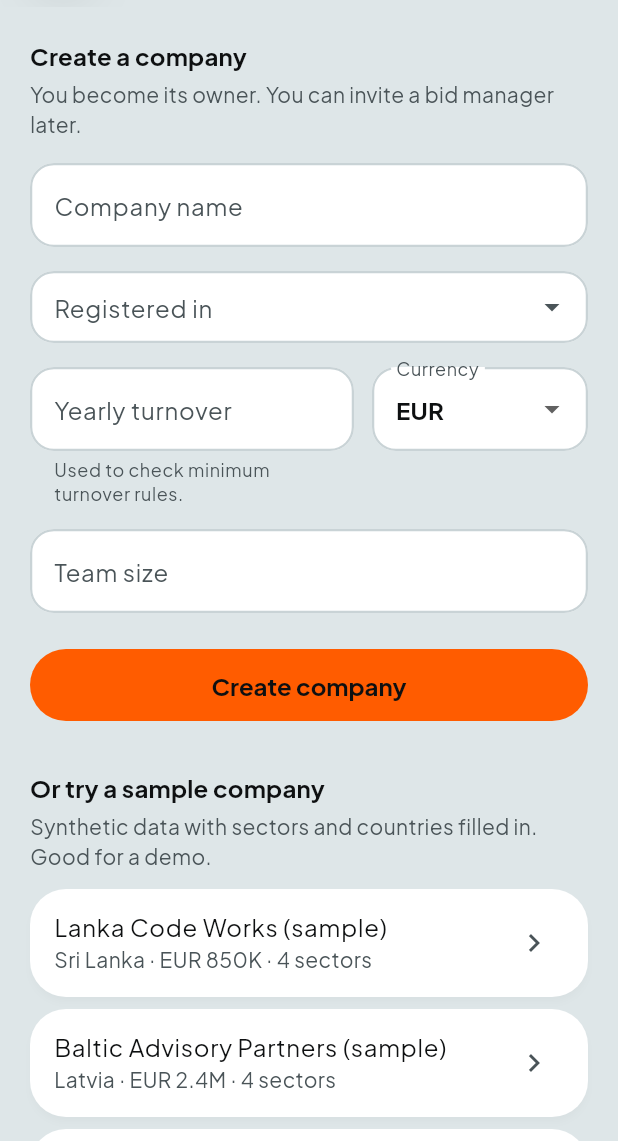
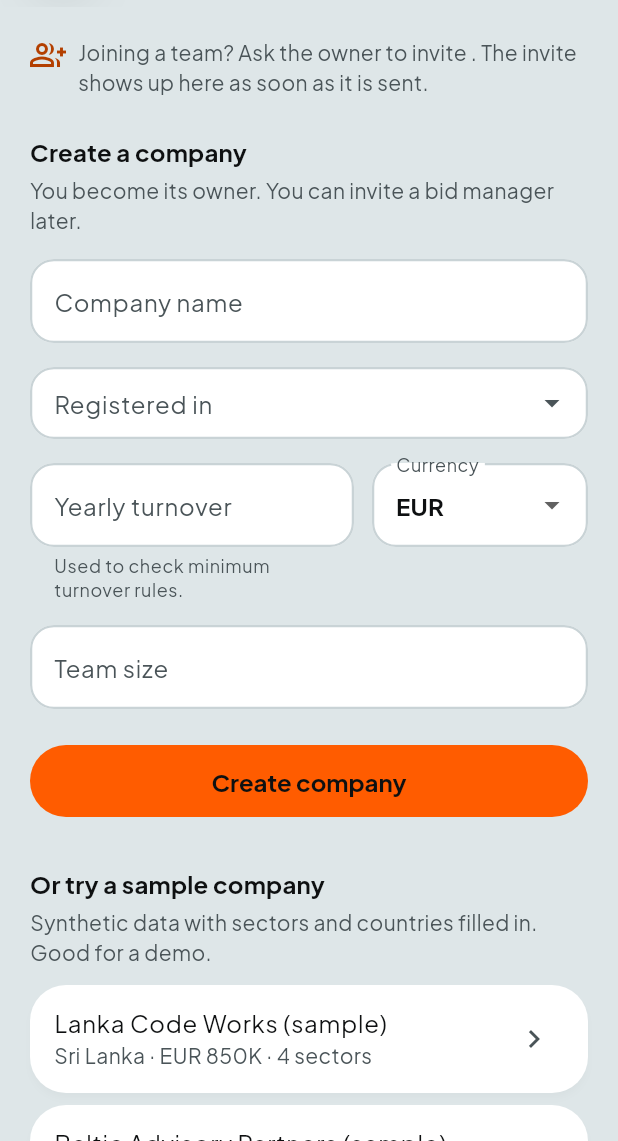
Before and after one commit to Ashan-Iduranga/BidRadar, a Flutter app: the OnboardingPage screen opened directly, on a phone screen of 412 x 824 dp, the part 95-1236 px from its top. Run offline on Flutter 3.47's test engine with Material 3 defaults, Android fonts, the phone set to English and light mode, and no system bars; our stand-ins replace camera, cloud_firestore, drift, drift_flutter, firebase_ai, firebase_auth and 10 more; missing offline and left inert: firebase_app_check, google_mlkit_text_recognition, workmanager; accounts and stored records are empty; generated files the repository leaves out were written again; statements that could not run were skipped.

Commit message:
Show invites live on onboarding and let the invitee decline
The invite was read once, so a bid manager who signed up before the
owner sent it only saw the create form. Onboarding now listens to the
invite, says it will appear by itself, and offers Decline, which deletes
it so the owner can send a new one.

```diff
--- a/lib/data/repositories/company_repository.dart
+++ b/lib/data/repositories/company_repository.dart
@@ -26,7 +26,13 @@ abstract interface class CompanyRepository {
   /// Owner only: name, country, turnover, currency, team size.
   Future<void> updateCompany(Company company);
 
-  Future<Invite?> findInvite(String email);
+  /// The invite for [email], live: it appears as soon as the owner sends
+  /// it and disappears once it is accepted or declined.
+  Stream<Invite?> watchInvite(String email);
+
+  /// The invitee turns the invite down. It is deleted, so the owner can
+  /// invite someone else or send it again.
+  Future<void> declineInvite(Invite invite);
 
   Future<void> invite({
     required Company company,
@@ -126,11 +132,15 @@ class FirestoreCompanyRepository implements CompanyRepository {
   });
 
   @override
-  Future<Invite?> findInvite(String email) async {
-    final s = await _invites.doc(inviteKey(email)).get();
-    final data = s.data();
-    return data == null ? null : Invite.fromJson(data);
-  }
+  Stream<Invite?> watchInvite(String email) =>
+      _invites.doc(inviteKey(email)).snapshots().map((s) {
+        final data = s.data();
+        return data == null ? null : Invite.fromJson(data);
+      });
+
+  @override
+  Future<void> declineInvite(Invite invite) =>
+      _invites.doc(inviteKey(invite.email)).delete();
 
   @override
   Future<void> invite({
--- a/lib/ui/onboarding/onboarding_page.dart
+++ b/lib/ui/onboarding/onboarding_page.dart
@@ -8,6 +8,7 @@ import '../../core/theme/app_theme.dart';
 import '../../core/theme/tokens.dart';
 import '../../data/models/models.dart';
 import '../../data/seed/sample_companies.dart';
+import '../auth/auth_providers.dart';
 import '../widgets/app_header.dart';
 import '../widgets/country_picker.dart';
 import '../widgets/state_views.dart';
@@ -51,6 +52,35 @@ class _OnboardingPageState extends ConsumerState<OnboardingPage> {
     }
   }
 
+  Future<void> _decline(Invite invite) async {
+    final ok = await showDialog<bool>(
+      context: context,
+      builder: (c) => AlertDialog(
+        title: Text('Decline the invite from ${invite.companyName}?'),
+        content: const Text(
+          'The invite is deleted. The owner can send a new one later.',
+        ),
+        actions: [
+          TextButton(
+            onPressed: () => Navigator.pop(c, false),
+            child: const Text('Cancel'),
+          ),
+          FilledButton(
+            onPressed: () => Navigator.pop(c, true),
+            child: const Text('Decline'),
+          ),
+        ],
+      ),
+    );
+    if (ok ?? false) {
+      await _run(
+        () => ref
+            .read(onboardingViewModelProvider.notifier)
+            .declineInvite(invite),
+      );
+    }
+  }
+
   void _create() {
     setState(() => _submitted = true);
     final valid = _formKey.currentState!.validate();
@@ -82,9 +112,10 @@ class _OnboardingPageState extends ConsumerState<OnboardingPage> {
             ),
           ],
         ),
+        // Keep the last data on screen while the invite listener updates.
         body: switch (data) {
-          AsyncData(:final value) => _body(context, value),
-          AsyncValue(:final error?) when !data.hasValue => ErrorState(
+          AsyncValue(:final value?) => _body(context, value),
+          AsyncValue(:final error?) => ErrorState(
             message: 'Could not load setup: $error',
             onRetry: () => ref.invalidate(onboardingViewModelProvider),
           ),
@@ -106,7 +137,11 @@ class _OnboardingPageState extends ConsumerState<OnboardingPage> {
               invite: invite,
               busy: _busy,
               onJoin: () => _run(() => vm.acceptInvite(invite)),
+              onDecline: () => _decline(invite),
             ),
+            const SizedBox(height: Space.xl),
+          ] else ...[
+            _WaitingForInvite(email: ref.watch(authStateProvider).value?.email),
             const SizedBox(height: Space.xl),
           ],
           Text('Create a company', style: theme.textTheme.titleMedium),
@@ -247,16 +282,47 @@ class _OnboardingPageState extends ConsumerState<OnboardingPage> {
 double? parseAmount(String? s) =>
     double.tryParse((s ?? '').replaceAll(RegExp(r'[,\s]'), ''));
 
+/// Shown when there is no invite yet: it appears here by itself.
+class _WaitingForInvite extends StatelessWidget {
+  const _WaitingForInvite({required this.email});
+
+  final String? email;
+
+  @override
+  Widget build(BuildContext context) {
+    final theme = Theme.of(context);
+    return Row(
+      crossAxisAlignment: CrossAxisAlignment.start,
+      children: [
+        Icon(Icons.group_add_outlined, color: theme.colorScheme.primary),
+        const SizedBox(width: Space.sm),
+        Expanded(
+          child: Text(
+            'Joining a team? Ask the owner to invite '
+            '${email ?? 'your email address'}. The invite shows up here '
+            'as soon as it is sent.',
+            style: theme.textTheme.bodyMedium?.copyWith(
+              color: theme.colorScheme.onSurfaceVariant,
+            ),
+          ),
+        ),
+      ],
+    );
+  }
+}
+
 class _InviteCard extends StatelessWidget {
   const _InviteCard({
     required this.invite,
     required this.busy,
     required this.onJoin,
+    required this.onDecline,
   });
 
   final Invite invite;
   final bool busy;
   final VoidCallback onJoin;
+  final VoidCallback onDecline;
 
   @override
   Widget build(BuildContext context) {
@@ -283,6 +349,11 @@ class _InviteCard extends StatelessWidget {
             FilledButton(
               onPressed: busy ? null : onJoin,
               child: Text('Join ${invite.companyName}'),
+            ),
+            const SizedBox(height: Space.sm),
+            OutlinedButton(
+              onPressed: busy ? null : onDecline,
+              child: const Text('Decline'),
             ),
           ],
         ),
--- a/lib/ui/onboarding/onboarding_view_model.dart
+++ b/lib/ui/onboarding/onboarding_view_model.dart
@@ -14,20 +14,31 @@ class OnboardingData {
   final List<SampleCompany> samples;
 }
 
+/// The invite for the signed-in email, live. Phone 2 can sign up first:
+/// the invite shows up as soon as the owner sends it.
+final pendingInviteProvider = StreamProvider.autoDispose<Invite?>((ref) {
+  final email = ref.watch(authStateProvider.select((a) => a.value?.email));
+  if (email == null || email.isEmpty) return Stream.value(null);
+  return ref.watch(companyRepositoryProvider).watchInvite(email);
+});
+
+final sampleCompaniesProvider = FutureProvider<List<SampleCompany>>(
+  (ref) => SampleCompanies.load(),
+);
+
 class OnboardingViewModel extends AsyncNotifier<OnboardingData> {
   @override
   Future<OnboardingData> build() async {
-    final email = ref.watch(authStateProvider).value?.email;
-    final samples = await SampleCompanies.load();
-    Invite? invite;
-    if (email != null) {
-      try {
-        invite = await ref.read(companyRepositoryProvider).findInvite(email);
-      } on Object {
-        invite = null; // No invite readable; show the create form.
-      }
+    // Watched, so the page updates when an invite arrives or goes away.
+    final samples = ref.watch(sampleCompaniesProvider.future);
+    final invite = ref.watch(pendingInviteProvider.future);
+    Invite? found;
+    try {
+      found = await invite;
+    } on Object {
+      found = null; // No invite readable; show the create form.
     }
-    return OnboardingData(invite: invite, samples: samples);
+    return OnboardingData(invite: found, samples: await samples);
   }
 
   User get _user {
@@ -75,6 +86,9 @@ class OnboardingViewModel extends AsyncNotifier<OnboardingData> {
         .acceptInvite(invite: invite, uid: _user.uid, email: _user.email ?? ''),
   );
 
+  Future<String?> declineInvite(Invite invite) =>
+      _guard(() => ref.read(companyRepositoryProvider).declineInvite(invite));
+
   Future<String?> _guard(Future<Object?> Function() action) async {
     try {
       await action();
@@ -87,7 +101,8 @@ class OnboardingViewModel extends AsyncNotifier<OnboardingData> {
   }
 }
 
+/// Auto-disposed, so the invite listener ends when onboarding is left.
 final onboardingViewModelProvider =
-    AsyncNotifierProvider<OnboardingViewModel, OnboardingData>(
+    AsyncNotifierProvider.autoDispose<OnboardingViewModel, OnboardingData>(
       OnboardingViewModel.new,
     );
```
Also changed, not shown: 1 other file.
